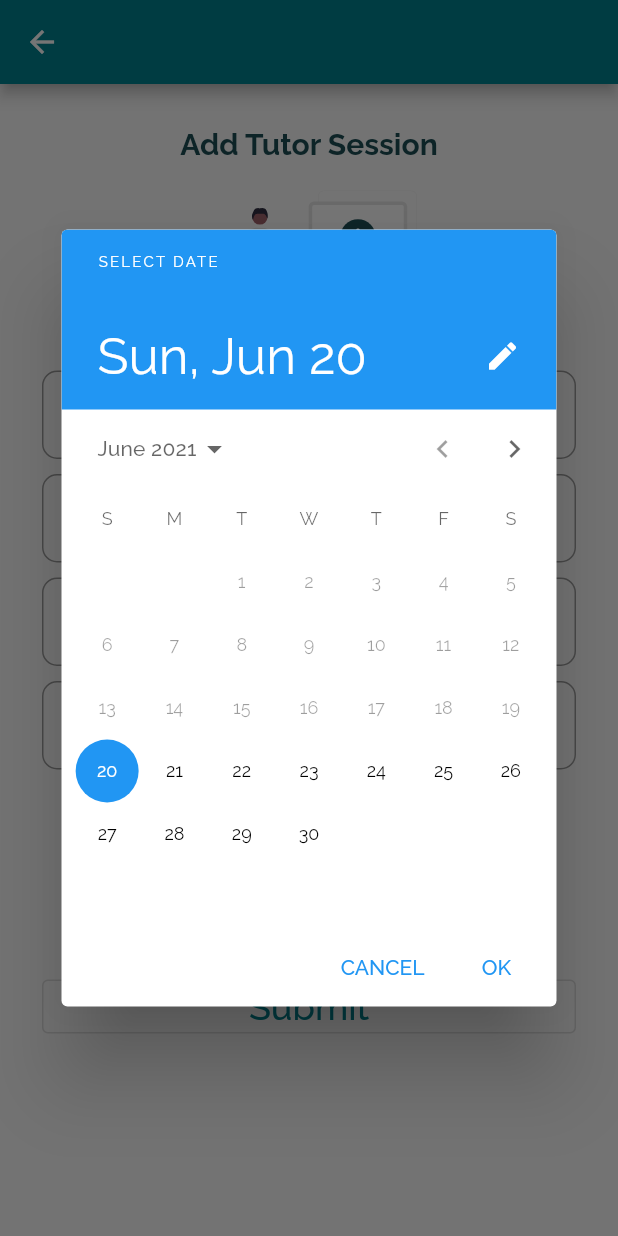
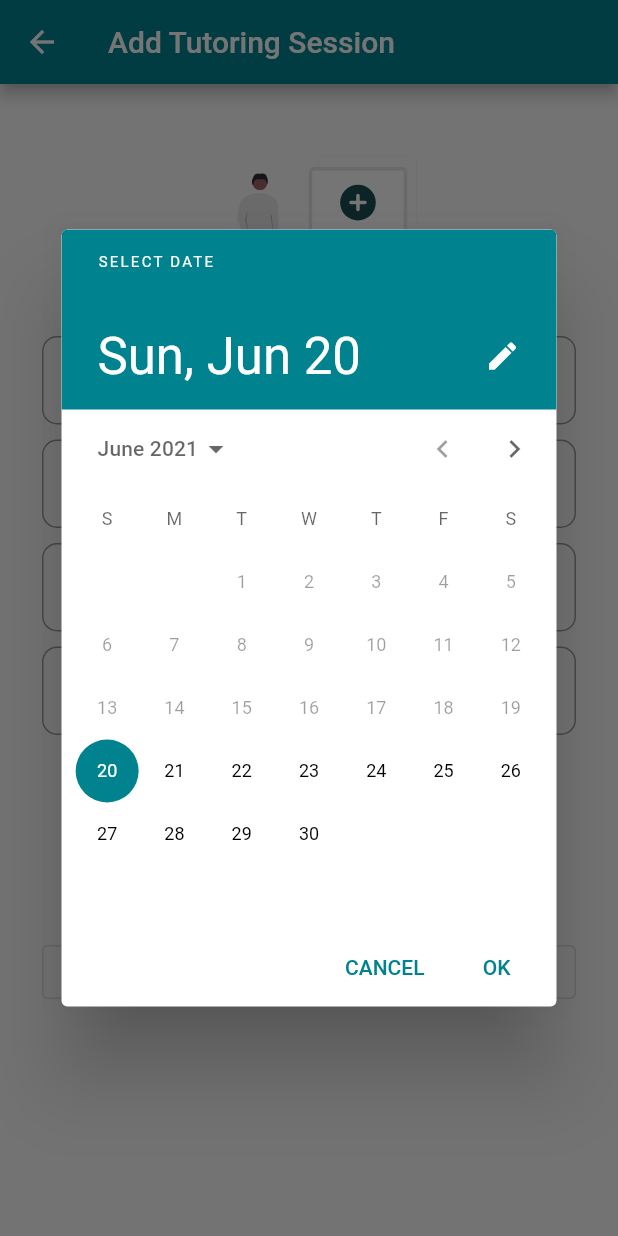
Before and after one commit to ilham-mmr/HayuTutor, a Flutter app: the AddSessionScreen screen opened directly, after a tap on the "calendar today" icon, on a phone screen of 412 x 824 dp. Run offline on Flutter 3.47's test engine with Material 2 defaults, Android fonts, the phone set to English and light mode, and no system bars; our stand-ins replace flutter_svg, google_fonts, image_cropper, image_picker, pin_code_fields, shared_preferences; accounts and stored records are empty.

Commit message:
add color to date and time picker

```diff
--- a/lib/screens/tutor_sessions/add_session_screen.dart
+++ b/lib/screens/tutor_sessions/add_session_screen.dart
@@ -28,6 +28,7 @@ class _AddSessionScreenState extends State<AddSessionScreen>
     return Scaffold(
       appBar: AppBar(
         backgroundColor: Theme.of(context).accentColor,
+        title: Text('Add Tutoring Session'),
       ),
       body: SafeArea(
         child: SingleChildScrollView(
@@ -37,14 +38,6 @@ class _AddSessionScreenState extends State<AddSessionScreen>
             child: Column(
               crossAxisAlignment: CrossAxisAlignment.center,
               children: [
-                Text(
-                  'Add Tutor Session',
-                  textAlign: TextAlign.center,
-                  style: TextStyle(
-                      color: Theme.of(context).primaryColor,
-                      fontSize: 20,
-                      fontWeight: FontWeight.bold),
-                ),
                 SizedBox(
                   height: 20,
                 ),
@@ -152,6 +145,17 @@ class _AddSessionScreenState extends State<AddSessionScreen>
                                   initialDate: DateTime.now(),
                                   firstDate: DateTime.now(),
                                   lastDate: DateTime(2025),
+                                  builder: (context, child) {
+                                    return Theme(
+                                      data: ThemeData.light().copyWith(
+                                        colorScheme:
+                                            ColorScheme.light().copyWith(
+                                          primary: Colors.cyan[800],
+                                        ),
+                                      ),
+                                      child: child,
+                                    );
+                                  },
                                 );
                                 setState(() {
                                   date = picked.toLocal().toString();
@@ -177,8 +181,19 @@ class _AddSessionScreenState extends State<AddSessionScreen>
                                 color: Theme.of(context).primaryColor),
                             onPressed: () async {
                               final TimeOfDay picked = await showTimePicker(
-                                  context: context,
-                                  initialTime: TimeOfDay.now());
+                                context: context,
+                                initialTime: TimeOfDay.now(),
+                                builder: (context, child) {
+                                  return Theme(
+                                    data: ThemeData.light().copyWith(
+                                      colorScheme: ColorScheme.light().copyWith(
+                                        primary: Colors.cyan[800],
+                                      ),
+                                    ),
+                                    child: child,
+                                  );
+                                },
+                              );
                               setState(() {
                                 time =
                                     '${picked.hour.toString()}:${picked.minute.toString()}';
```
